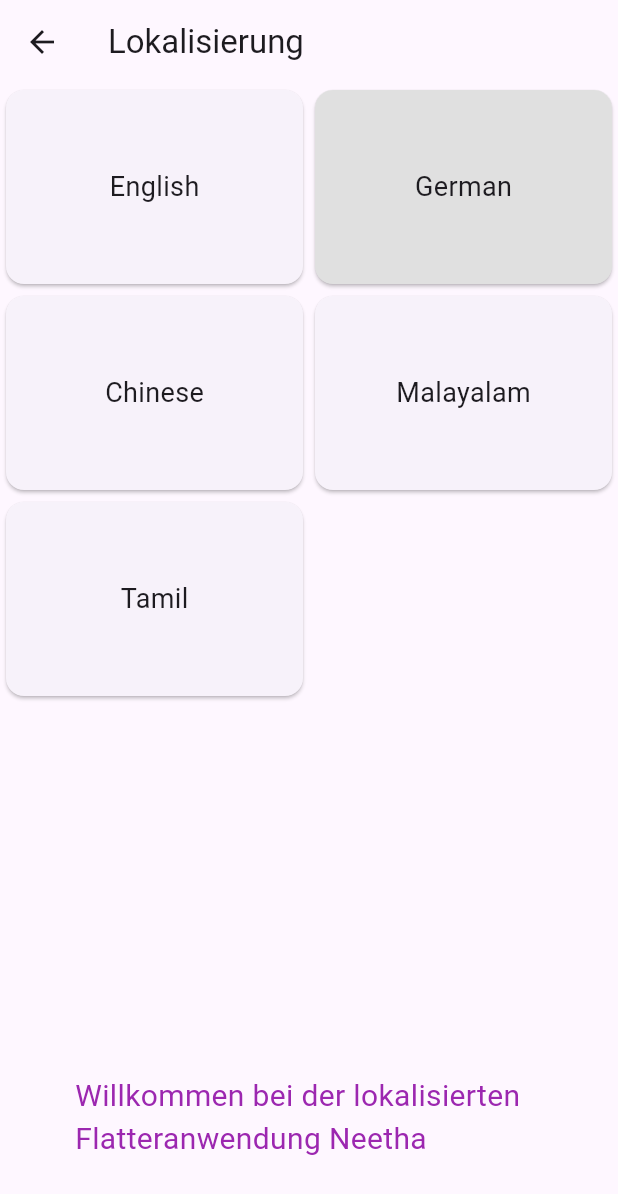
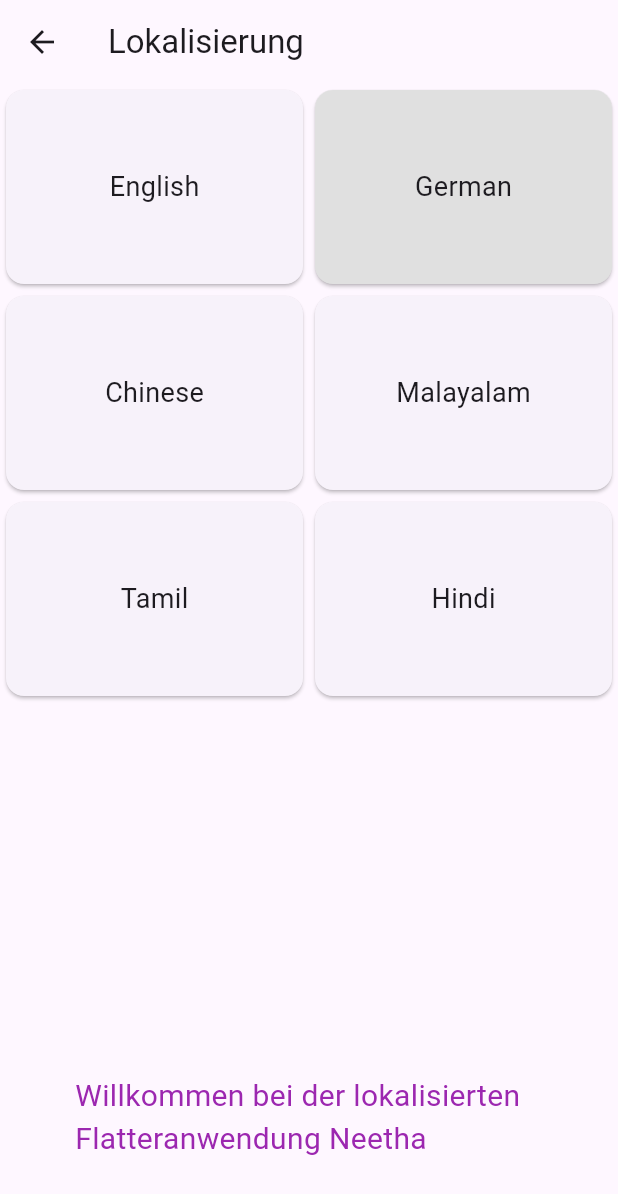
Before and after one commit to NeethaBabu/LanguageTransalation, a Flutter app: the MultiLan screen opened directly, after a tap on "German", on a phone screen of 412 x 824 dp. Shown: the top 1194 px of the screen. Run offline on Flutter 3.47's test engine with Material 3 defaults, Android fonts, the phone set to English and light mode, and no system bars; our stand-ins replace flutter_localization.

Commit message:
Hindi Language Added

```diff
--- a/lib/localization/locales.dart
+++ b/lib/localization/locales.dart
@@ -6,6 +6,7 @@ List<MapLocale> LOCALES = [
   MapLocale("zh", LocaleData.ZH),
   MapLocale("ml", LocaleData.ML),
   MapLocale("ta", LocaleData.TA),
+  MapLocale("hi", LocaleData.HI),
 ];
 mixin LocaleData{
   static const String title = 'title';
@@ -31,4 +32,8 @@ mixin LocaleData{
     title: 'உள்ளூர்மயமாக்கல்',
     body:'உள்ளூர் ஃப்ளட்டர் பயன்பாட்டிற்கு வரவேற்கிறோம் %a'
   };
+  static const Map<String,dynamic> HI={
+    title: 'स्थानीयकरण',
+    body:'स्थानीयकृत स्पंदन एप्लिकेशन में आपका स्वागत है %a'
+  };
 }
--- a/lib/pages/multilanguage.dart
+++ b/lib/pages/multilanguage.dart
@@ -15,7 +15,7 @@ class _MultiLanState extends State<MultiLan> {
   late FlutterLocalization _flutterLocalization;
   late String _currentLocale;
 
-  final List<String> languages = ['English', 'German', 'Chinese','Malayalam','Tamil'];
+  final List<String> languages = ['English', 'German', 'Chinese','Malayalam','Tamil','Hindi'];
   String selectedLanguage = 'English';
 
   @override
@@ -85,6 +85,8 @@ class _MultiLanState extends State<MultiLan> {
         return 'ml';
       case 'Tamil':
         return 'ta';
+      case 'Hindi':
+        return 'hi';
       default:
         return 'en';
     }
@@ -105,6 +107,9 @@ class _MultiLanState extends State<MultiLan> {
     else if(value == "ta"){
       _flutterLocalization.translate("ta");
     }
+    else if(value == "hi"){
+      _flutterLocalization.translate("hi");
+    }
     else {
       return;
     }
```
